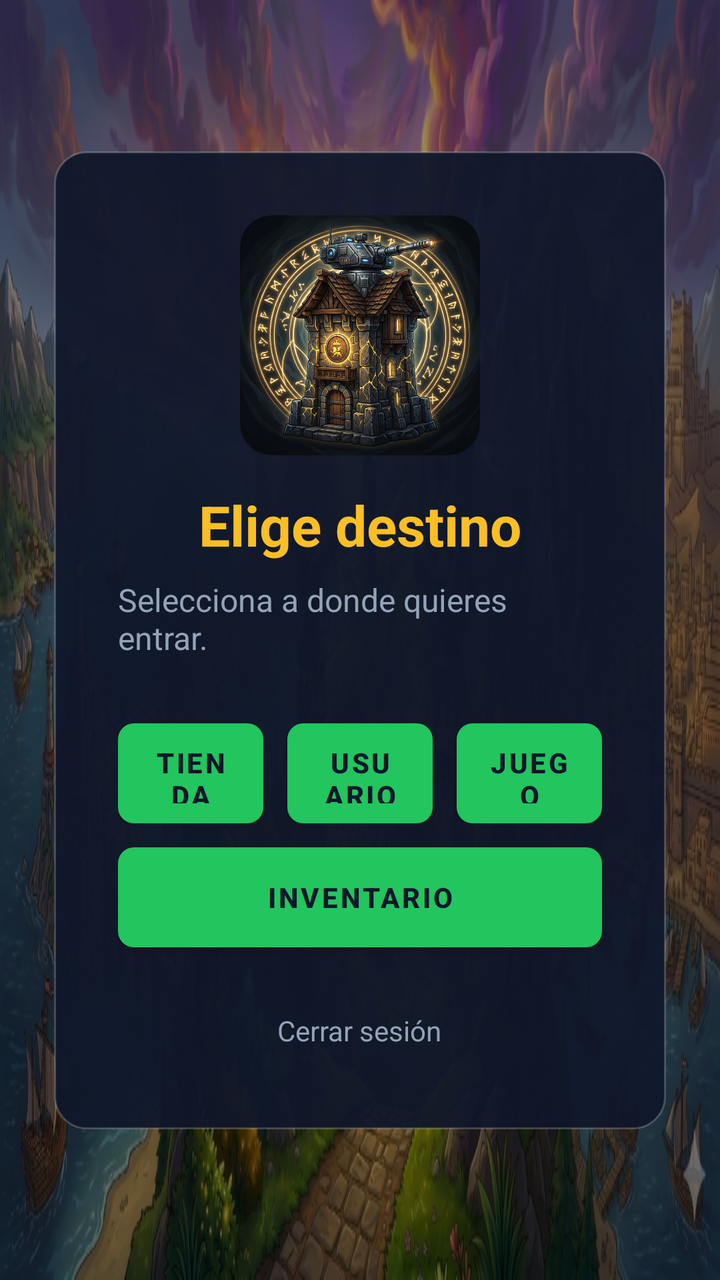
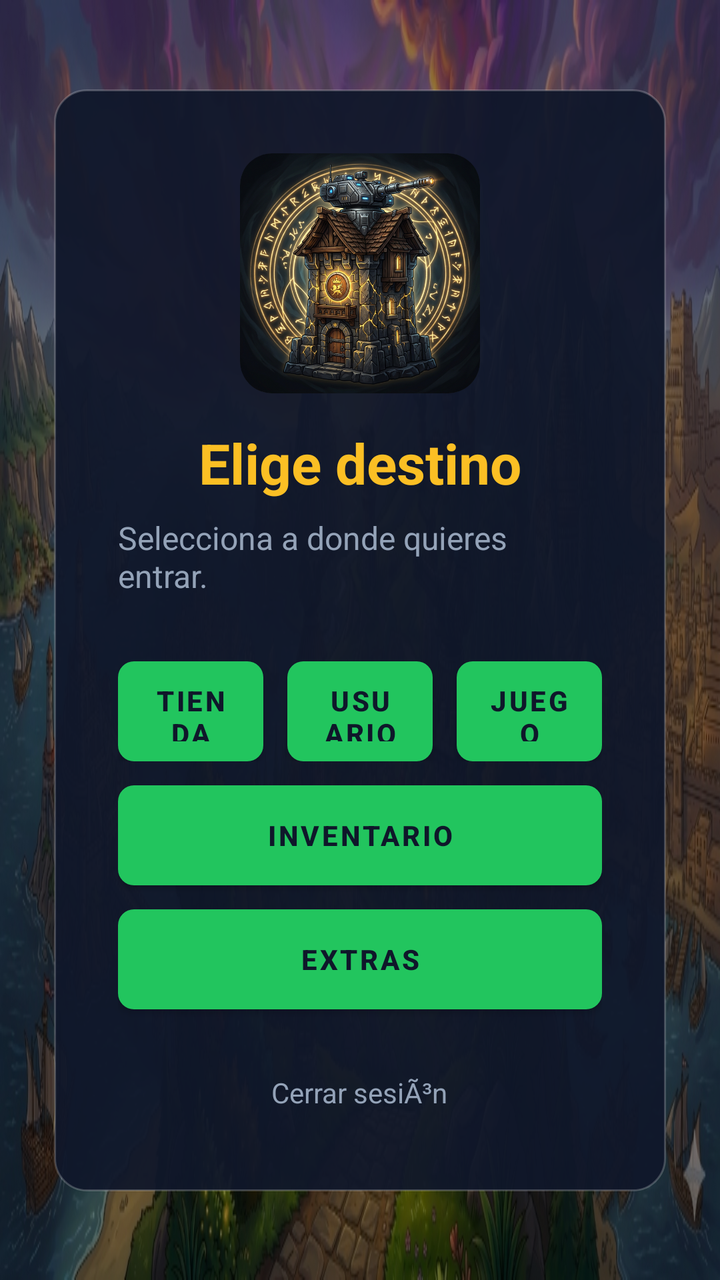

The first picture is an Android layout as it rendered before a commit; the second is the same layout after the commit. The layout source and the unified diff follow.
<!-- AndroidManifest.xml: application theme Theme.dsa_android -->
<!-- res/layout/activity_inicio_login.xml -->
<?xml version="1.0" encoding="utf-8"?>
<androidx.constraintlayout.widget.ConstraintLayout
    xmlns:android="http://schemas.android.com/apk/res/android"
    xmlns:app="http://schemas.android.com/apk/res-auto"
    xmlns:tools="http://schemas.android.com/tools"
    android:id="@+id/main"
    android:layout_width="match_parent"
    android:layout_height="match_parent"
    android:background="@drawable/tower_bg"
    tools:context=".InicioLoginActivity">

    
    <View
        android:layout_width="0dp"
        android:layout_height="0dp"
        android:background="#66000000"
        app:layout_constraintTop_toTopOf="parent"
        app:layout_constraintBottom_toBottomOf="parent"
        app:layout_constraintStart_toStartOf="parent"
        app:layout_constraintEnd_toEndOf="parent" />

    
    <LinearLayout
        android:layout_width="0dp"
        android:layout_height="wrap_content"
        android:background="@drawable/bg_dark_card"
        android:orientation="vertical"
        android:gravity="center"
        android:padding="32dp"
        app:layout_constraintWidth_max="600dp"
        app:layout_constraintWidth_percent="0.85"
        app:layout_constraintTop_toTopOf="parent"
        app:layout_constraintBottom_toBottomOf="parent"
        app:layout_constraintStart_toStartOf="parent"
        app:layout_constraintEnd_toEndOf="parent">

        
        <ImageView
            android:layout_width="120dp"
            android:layout_height="120dp"
            android:src="@drawable/combined_logo"
            android:scaleType="centerCrop"
            android:background="@drawable/bg_dark_card"
            android:clipToOutline="true"
            android:layout_marginBottom="16dp" />

        
        <TextView
            android:layout_width="wrap_content"
            android:layout_height="wrap_content"
            android:text="Elige destino"
            android:textColor="#FBBF24"
            android:textSize="28sp"
            android:textStyle="bold"
            android:layout_marginBottom="8dp" />

        
        <TextView
            android:layout_width="wrap_content"
            android:layout_height="wrap_content"
            android:text="Selecciona a donde quieres entrar."
            android:textColor="#94A3B8"
            android:textSize="16sp"
            android:layout_marginBottom="32dp" />

        
        <LinearLayout
            android:layout_width="match_parent"
            android:layout_height="wrap_content"
            android:orientation="horizontal"
            android:gravity="center"
            android:layout_marginBottom="12dp">

            <Button
                android:id="@+id/buttonTienda"
                android:layout_width="0dp"
                android:layout_height="50dp"
                android:layout_weight="1"
                android:background="@drawable/btn_yellow_solid"
                android:text="TIENDA"
                android:textColor="#0F172A"
                android:textStyle="bold"
                android:layout_marginEnd="8dp" />

            <Button
                android:id="@+id/buttonJugadores"
                android:layout_width="0dp"
                android:layout_height="50dp"
                android:layout_weight="1"
                android:background="@drawable/btn_yellow_solid"
                android:text="USUARIOS"
                android:textColor="#0F172A"
                android:textStyle="bold"
                android:layout_marginStart="4dp"
                android:layout_marginEnd="4dp" />

            <Button
                android:id="@+id/buttonJugar"
                android:layout_width="0dp"
                android:layout_height="50dp"
                android:layout_weight="1"
                android:background="@drawable/btn_yellow_solid"
                android:text="JUEGO"
                android:textColor="#0F172A"
                android:textStyle="bold"
                android:layout_marginStart="8dp" />
        </LinearLayout>

        
        <Button
            android:id="@+id/buttonInventario"
            android:layout_width="match_parent"
            android:layout_height="50dp"
            android:background="@drawable/btn_yellow_solid"
            android:text="INVENTARIO"
            android:textColor="#0F172A"
            android:textStyle="bold"
            android:layout_marginBottom="24dp" />

        
        <TextView
            android:id="@+id/buttonLogOut"
            android:layout_width="wrap_content"
            android:layout_height="wrap_content"
            android:text="Cerrar sesión"
            android:textColor="#94A3B8"
            android:textSize="14sp"
            android:padding="8dp"
            android:clickable="true"
            android:focusable="true"
            android:background="?android:attr/selectableItemBackground" />

    </LinearLayout>

    
    <LinearLayout
        android:id="@+id/loadingOverlay"
        android:layout_width="match_parent"
        android:layout_height="match_parent"
        android:background="#F20F172A"
        android:orientation="vertical"
        android:gravity="center"
        android:visibility="gone"
        android:clickable="true"
        android:focusable="true">

        
        <ImageView
            android:layout_width="140dp"
            android:layout_height="140dp"
            android:src="@drawable/combined_logo"
            android:scaleType="centerCrop"
            android:layout_marginBottom="24dp"
            android:clipToOutline="true"
            android:background="@drawable/bg_dark_card" />

        
        <TextView
            android:id="@+id/loadingText"
            android:layout_width="wrap_content"
            android:layout_height="wrap_content"
            android:text="CARGANDO AVENTURA..."
            android:textColor="#FBBF24"
            android:textSize="18sp"
            android:textStyle="bold"
            android:letterSpacing="0.1"
            android:layout_marginBottom="16dp" />

        
        <ProgressBar
            android:id="@+id/horizontalProgressBar"
            style="?android:attr/progressBarStyleHorizontal"
            android:layout_width="260dp"
            android:layout_height="12dp"
            android:max="100"
            android:progress="0"
            android:progressDrawable="@drawable/progress_bar_horizontal" />

    </LinearLayout>

</androidx.constraintlayout.widget.ConstraintLayout>
<!-- resources referenced by this layout -->
<resources>
  <!-- drawable bg_dark_card (drawable) -->
  <?xml version="1.0" encoding="utf-8"?>
  <shape xmlns:android="http://schemas.android.com/apk/res/android">
      <solid android:color="#EE0F172A" />
      <stroke android:width="1dp" android:color="#33FFFFFF" />
      <corners android:radius="16dp" />
  </shape>
  <!-- drawable btn_yellow_solid (drawable) -->
  <?xml version="1.0" encoding="utf-8"?>
  <shape xmlns:android="http://schemas.android.com/apk/res/android">
      <solid android:color="#FBBF24" />
      <corners android:radius="8dp" />
  </shape>
  <!-- drawable combined_logo: png bitmap (drawable, 704736 bytes) -->
  <!-- drawable progress_bar_horizontal (drawable) -->
  <?xml version="1.0" encoding="utf-8"?>
  <layer-list xmlns:android="http://schemas.android.com/apk/res/android">
      
      <item android:id="@android:id/background">
          <shape>
              <corners android:radius="6dp"/>
              <solid android:color="#1E293B"/> 
          </shape>
      </item>
      
      <item android:id="@android:id/progress">
          <scale android:scaleWidth="100%">
              <shape>
                  <corners android:radius="6dp"/>
                  <solid android:color="#FBBF24"/> 
              </shape>
          </scale>
      </item>
  </layer-list>
  <!-- drawable tower_bg: jpg bitmap (drawable, 290700 bytes) -->
  <style name="Theme.dsa_android" parent="Theme.MaterialComponents.DayNight.NoActionBar">
          
          <item name="colorPrimary">#22C55E</item>
          <item name="colorPrimaryVariant">#16A34A</item>
          <item name="colorOnPrimary">#FFFFFF</item>
          
          <item name="colorSecondary">#FBBF24</item>
          <item name="colorSecondaryVariant">#F59E0B</item>
          <item name="colorOnSecondary">#0F172A</item>
          
          <item name="android:windowBackground">@drawable/tower_bg</item>
          <item name="android:statusBarColor">#0F172A</item>
          <item name="android:navigationBarColor">#0F172A</item>
      </style>
</resources>

<!-- the commit's change to res/layout/activity_inicio_login.xml (unified diff, before → after) -->
@@ -1,4 +1,4 @@
-<?xml version="1.0" encoding="utf-8"?>
+﻿<?xml version="1.0" encoding="utf-8"?>
 <androidx.constraintlayout.widget.ConstraintLayout
     xmlns:android="http://schemas.android.com/apk/res/android"
     xmlns:app="http://schemas.android.com/apk/res-auto"
@@ -115,6 +115,16 @@
             android:text="INVENTARIO"
             android:textColor="#0F172A"
             android:textStyle="bold"
+            android:layout_marginBottom="12dp" />
+
+        <Button
+            android:id="@+id/buttonExtras"
+            android:layout_width="match_parent"
+            android:layout_height="50dp"
+            android:background="@drawable/btn_yellow_solid"
+            android:text="EXTRAS"
+            android:textColor="#0F172A"
+            android:textStyle="bold"
             android:layout_marginBottom="24dp" />
 
         
@@ -122,7 +132,7 @@
             android:id="@+id/buttonLogOut"
             android:layout_width="wrap_content"
             android:layout_height="wrap_content"
-            android:text="Cerrar sesión"
+            android:text="Cerrar sesiÃ³n"
             android:textColor="#94A3B8"
             android:textSize="14sp"
             android:padding="8dp"
